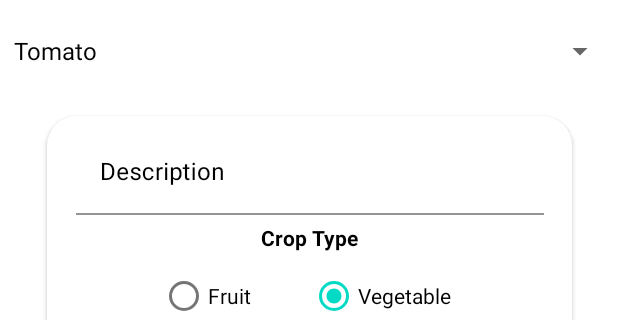
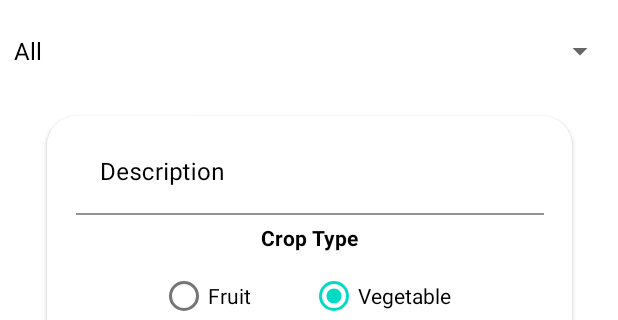
Before and after one commit to CropDealCG/CropDeal, an Android app: the CropPublishFragment screen opened through its navigation route, on a phone screen of 412 x 824 dp, the part 438-758 px from its top. Run offline under Robolectric (Android 15) with nearby library versions, the phone set to English and light mode, and no system bars; our stand-ins replace Firebase (no records; nobody signed in at launch, a user with empty details on screens opened directly), Room's generated code, navigation-ui; plain views replace SmoothBottomBar; 1 statement that could not run was skipped.

Commit message:
Fix for no filter in market(all crops)

```diff
--- a/app/src/main/java/com/cg/cropdeal/model/Constants.kt
+++ b/app/src/main/java/com/cg/cropdeal/model/Constants.kt
@@ -63,7 +63,7 @@ object Constants {
         snackbar.show()
     }
 
-    val cropList = listOf<String>("Tomato","Potato","Wheat","Rice","Mango","Barley"
+    val cropList = listOf<String>("All","Tomato","Potato","Wheat","Rice","Mango","Barley"
     ,"Strawberry","Spinach","Orange","Mustard","Pumpkin","Corn")
 
 }
--- a/app/src/main/java/com/cg/cropdeal/view/MarketFragment.kt
+++ b/app/src/main/java/com/cg/cropdeal/view/MarketFragment.kt
@@ -1,16 +1,13 @@
 package com.cg.cropdeal.view
 
 
-import android.app.Dialog
 import android.content.Context
 import android.content.DialogInterface
 import android.os.Bundle
 import android.util.Log
 import android.view.*
-import androidx.appcompat.widget.Toolbar
 import androidx.fragment.app.Fragment
 import androidx.appcompat.app.AlertDialog
-import androidx.core.os.bundleOf
 import androidx.lifecycle.ViewModelProvider
 import androidx.navigation.Navigation
 import androidx.recyclerview.widget.LinearLayoutManager
@@ -50,7 +47,6 @@ class MarketFragment : Fragment() {
         super.onViewCreated(view, savedInstanceState)
         progressDialog = UtilRepo(activity?.application!!).loadingDialog(view.context)
         progressDialog.show()
-        Log.d("Observable",userType)
         if(userType=="dealer")  binding.addCropsFAB.visibility = View.GONE
         binding.addCropsFAB.setOnClickListener {
             viewModel.areBankDetailsAvailable()?.observe(viewLifecycleOwner,{
@@ -81,9 +77,6 @@ class MarketFragment : Fragment() {
 
 
     }
-
-
-
     private fun loadCrops() {
         binding.marketRview.layoutManager = LinearLayoutManager(context)
         viewModel.getCropList()?.observe(viewLifecycleOwner,{list->
--- a/app/src/main/java/com/cg/cropdeal/view/SubscriptionsFragment.kt
+++ b/app/src/main/java/com/cg/cropdeal/view/SubscriptionsFragment.kt
@@ -51,7 +51,7 @@ fun ChipGroup.addChip(context: Context, label: String){
 }
         val chipGrp = binding.chipGroup
         for(crop in Constants.cropList) {
-            chipGrp.addChip(requireContext(), crop)
+            if(crop!="All") chipGrp.addChip(requireContext(), crop)
         }
         binding.saveSubscriptionBtn.setOnClickListener {
 
--- a/app/src/main/java/com/cg/cropdeal/viewmodel/MarketVM.kt
+++ b/app/src/main/java/com/cg/cropdeal/viewmodel/MarketVM.kt
@@ -68,6 +68,7 @@ class MarketVM(application: Application) : AndroidViewModel(application) {
         return cropsList
     }
     fun getFilteredList(cropForFilter:String):List<Crops>{
+        if(cropForFilter=="All")    return currentCropList!!
         var filteredList : MutableList<Crops> = mutableListOf()
         for(crop in currentCropList!!){
                 if(crop.cropName==cropForFilter){
```
